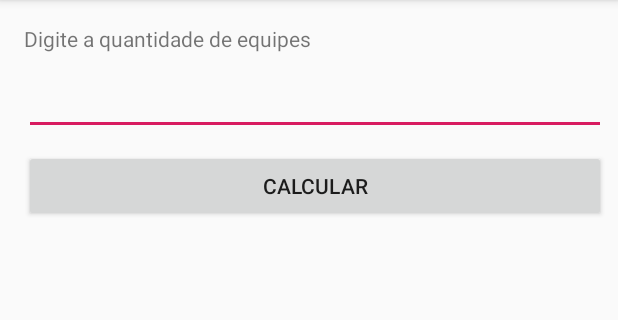
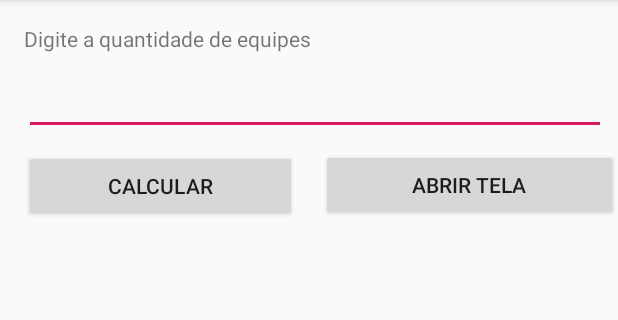
Before and after one commit to lhleonardo/exemplo-scroll-view, an Android app: the screen it shows after launch (MainActivity), on a phone screen of 412 x 824 dp, the part 84-404 px from its top. Run offline under Robolectric (Android 15) with nearby library versions, the phone set to English and light mode, and no system bars.

Commit message:
Passando dados entre activities

```diff
--- a/app/src/main/AndroidManifest.xml
+++ b/app/src/main/AndroidManifest.xml
@@ -16,6 +16,7 @@
                 <category android:name="android.intent.category.LAUNCHER" />
             </intent-filter>
         </activity>
+        <activity android:name=".MostrarListaActivity"></activity>
     </application>
 
 </manifest>
--- a/app/src/main/res/layout/activity_main.xml
+++ b/app/src/main/res/layout/activity_main.xml
@@ -43,12 +43,13 @@
         android:layout_marginRight="8dp"
         android:onClick="onClickCalcular"
         android:text="Calcular"
-        app:layout_constraintEnd_toEndOf="parent"
+        app:layout_constraintEnd_toStartOf="@+id/guideline"
         app:layout_constraintStart_toStartOf="parent"
         app:layout_constraintTop_toBottomOf="@+id/txtQuantidade" />
 
     <ScrollView
-        android:layout_width="368dp"
+        android:id="@+id/scrollView2"
+        android:layout_width="0dp"
         android:layout_height="0dp"
         android:layout_marginStart="8dp"
         android:layout_marginLeft="8dp"
@@ -69,4 +70,26 @@
             android:gravity="top"
             android:orientation="vertical" />
     </ScrollView>
+
+    <android.support.constraint.Guideline
+        android:id="@+id/guideline"
+        android:layout_width="wrap_content"
+        android:layout_height="wrap_content"
+        android:orientation="vertical"
+        app:layout_constraintGuide_percent="0.5" />
+
+    <Button
+        android:id="@+id/button"
+        android:layout_width="0dp"
+        android:layout_height="wrap_content"
+        android:layout_marginStart="8dp"
+        android:layout_marginLeft="8dp"
+        android:layout_marginTop="8dp"
+        android:layout_marginBottom="8dp"
+        android:onClick="abrirTela"
+        android:text="Abrir Tela"
+        app:layout_constraintBottom_toTopOf="@+id/scrollView2"
+        app:layout_constraintEnd_toEndOf="parent"
+        app:layout_constraintStart_toStartOf="@+id/guideline"
+        app:layout_constraintTop_toBottomOf="@+id/txtQuantidade" />
 </android.support.constraint.ConstraintLayout>
```
Also changed, not shown: app/src/main/java/com/example/lhleonardo/gabi/MainActivity.java (+27 -0 lines), app/src/main/java/com/example/lhleonardo/gabi/MostrarListaActivity.java (added, +42 -0 lines), app/src/main/res/layout/activity_mostrar_lista.xml (added, +30 -0 lines).
